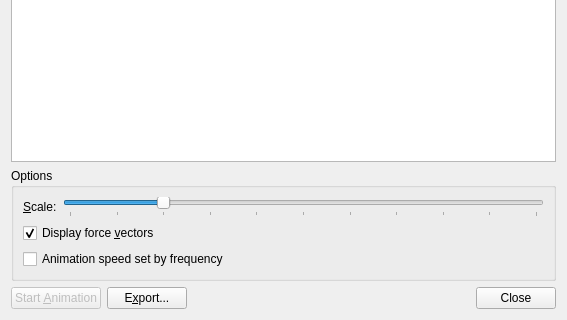
Qt form libavogadro/src/extensions/vibrationdialog.ui (cryos/avogadro) before a commit; both pictures show x 0 to 567 and y 139 to 459 of the 567 by 459 pixel window.
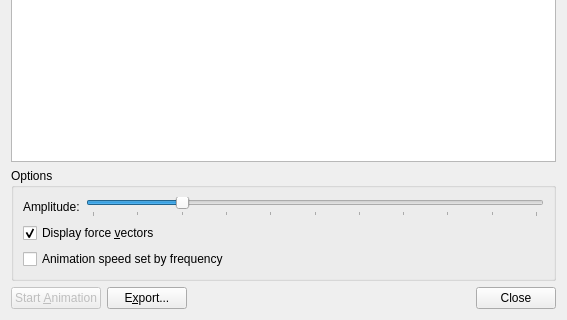
The same form after that commit.

Commit message: Scale -> Amplitude

What changed in the file:
```diff
--- a/libavogadro/src/extensions/vibrationdialog.ui
+++ b/libavogadro/src/extensions/vibrationdialog.ui
@@ -71,7 +71,7 @@
         <item>
          <widget class="QLabel" name="label">
           <property name="text">
-           <string>&amp;Scale:</string>
+           <string>Amplitude:</string>
           </property>
           <property name="buddy">
            <cstring>scaleSlider</cstring>
```
